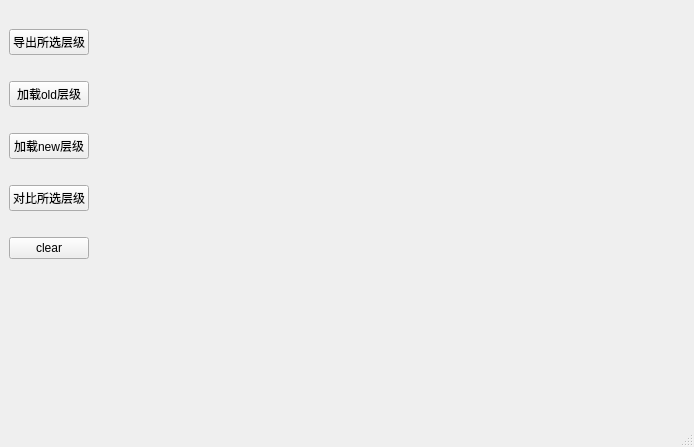
Before: the Qt Designer form mod_list_win/ui/msv.ui in beimingxinglian/try_doing_something_for_batter, drawn with Qt 5.
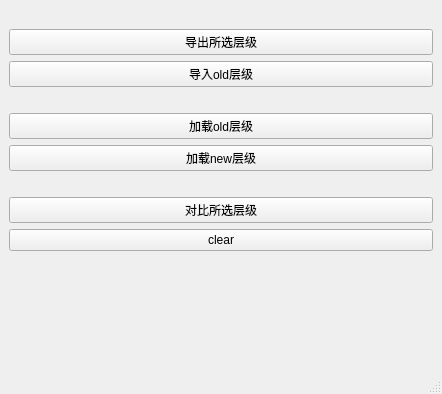
After: the same form once the commit is applied.

```diff
--- a/mod_list_win/ui/msv.ui
+++ b/mod_list_win/ui/msv.ui
@@ -6,8 +6,8 @@
    <rect>
     <x>0</x>
     <y>0</y>
-    <width>694</width>
-    <height>447</height>
+    <width>442</width>
+    <height>394</height>
    </rect>
   </property>
   <property name="windowTitle">
@@ -34,7 +34,14 @@
          </widget>
         </item>
         <item>
-         <widget class="QLabel" name="label_7">
+         <widget class="QPushButton" name="import_old_but">
+          <property name="text">
+           <string>导入old层级</string>
+          </property>
+         </widget>
+        </item>
+        <item>
+         <widget class="QLabel" name="label3">
           <property name="text">
            <string/>
           </property>
@@ -48,14 +55,7 @@
          </widget>
         </item>
         <item>
-         <widget class="QLabel" name="label_8">
-          <property name="text">
-           <string/>
-          </property>
-         </widget>
-        </item>
-        <item>
-         <widget class="QPushButton" name="import_but_2">
+         <widget class="QPushButton" name="load_new_but">
           <property name="text">
            <string>加载new层级</string>
           </property>
@@ -76,14 +76,7 @@
          </widget>
         </item>
         <item>
-         <widget class="QLabel" name="label_9">
-          <property name="text">
-           <string/>
-          </property>
-         </widget>
-        </item>
-        <item>
-         <widget class="QPushButton" name="pushButton">
+         <widget class="QPushButton" name="clear_but">
           <property name="text">
            <string>clear</string>
           </property>
@@ -104,15 +97,6 @@
         </item>
        </layout>
       </item>
-      <item>
-       <widget class="QStackedWidget" name="stackedWidget">
-        <property name="currentIndex">
-         <number>1</number>
-        </property>
-        <widget class="QWidget" name="tree_page"/>
-        <widget class="QWidget" name="check_page"/>
-       </widget>
-      </item>
      </layout>
     </item>
    </layout>
```
Left out of the diff: 10 changed lines with no effect on the pictures.
